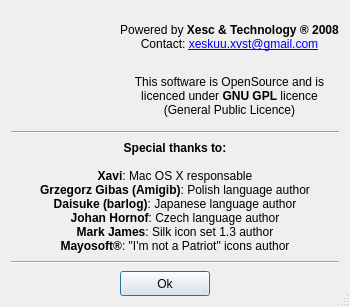
ckorn/xvst, file ui/credits.ui: the form before one commit.
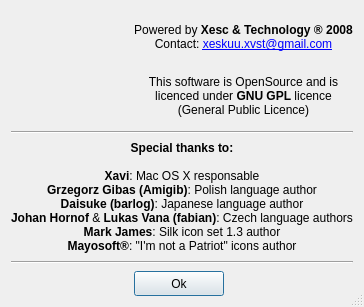
The form after the commit. Icons and pictures are not drawn.

Commit message: - Updated Czech language

Patch:
```diff
--- a/ui/credits.ui
+++ b/ui/credits.ui
@@ -71,7 +71,7 @@
    <item row="3" column="0" colspan="3" >
     <widget class="QLabel" name="label_5" >
      <property name="text" >
-      <string>&lt;b>Special thanks to:&lt;/b>&lt;br>&lt;br>&lt;b>Xavi&lt;/b>: Mac OS X responsable&lt;br>&lt;b>Grzegorz Gibas (Amigib)&lt;/b>: Polish language author&lt;br>&lt;b>Daisuke (barlog)&lt;/b>: Japanese language author&lt;br>&lt;b>Johan Hornof&lt;/b>: Czech language author&lt;br>&lt;b>Mark James&lt;/b>: Silk icon set 1.3 author&lt;br>&lt;b>Mayosoft®&lt;/b>: "I'm not a Patriot" icons author</string>
+      <string>&lt;b>Special thanks to:&lt;/b>&lt;br>&lt;br>&lt;b>Xavi&lt;/b>: Mac OS X responsable&lt;br>&lt;b>Grzegorz Gibas (Amigib)&lt;/b>: Polish language author&lt;br>&lt;b>Daisuke (barlog)&lt;/b>: Japanese language author&lt;br>&lt;b>Johan Hornof&lt;/b> &amp; &lt;b>Lukas Vana (fabian)&lt;/b>: Czech language authors&lt;br>&lt;b>Mark James&lt;/b>: Silk icon set 1.3 author&lt;br>&lt;b>Mayosoft®&lt;/b>: "I'm not a Patriot" icons author</string>
      </property>
      <property name="alignment" >
       <set>Qt::AlignCenter</set>
```
The commit also changes 2 other files.
